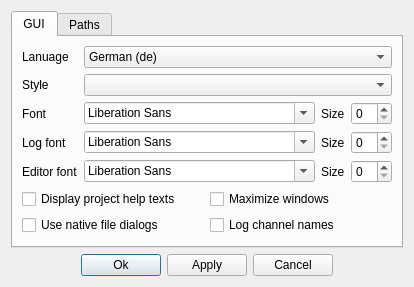
qmc2/qmc2-mame-fe, file tools/qchdman/preferencesdialog.ui: the form before one commit.
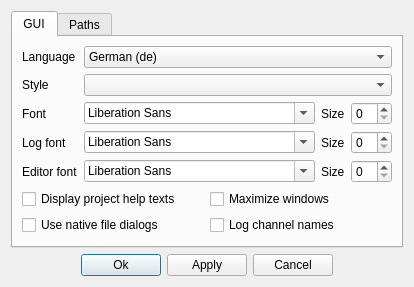
The form after the commit. Icons and pictures are not drawn.

The edit to the form file:
```diff
--- a/tools/qchdman/preferencesdialog.ui
+++ b/tools/qchdman/preferencesdialog.ui
@@ -78,7 +78,7 @@
        <item row="0" column="0">
         <widget class="QLabel" name="labelLanguage">
          <property name="text">
-          <string>Lanuage</string>
+          <string>Language</string>
          </property>
         </widget>
        </item>
```
